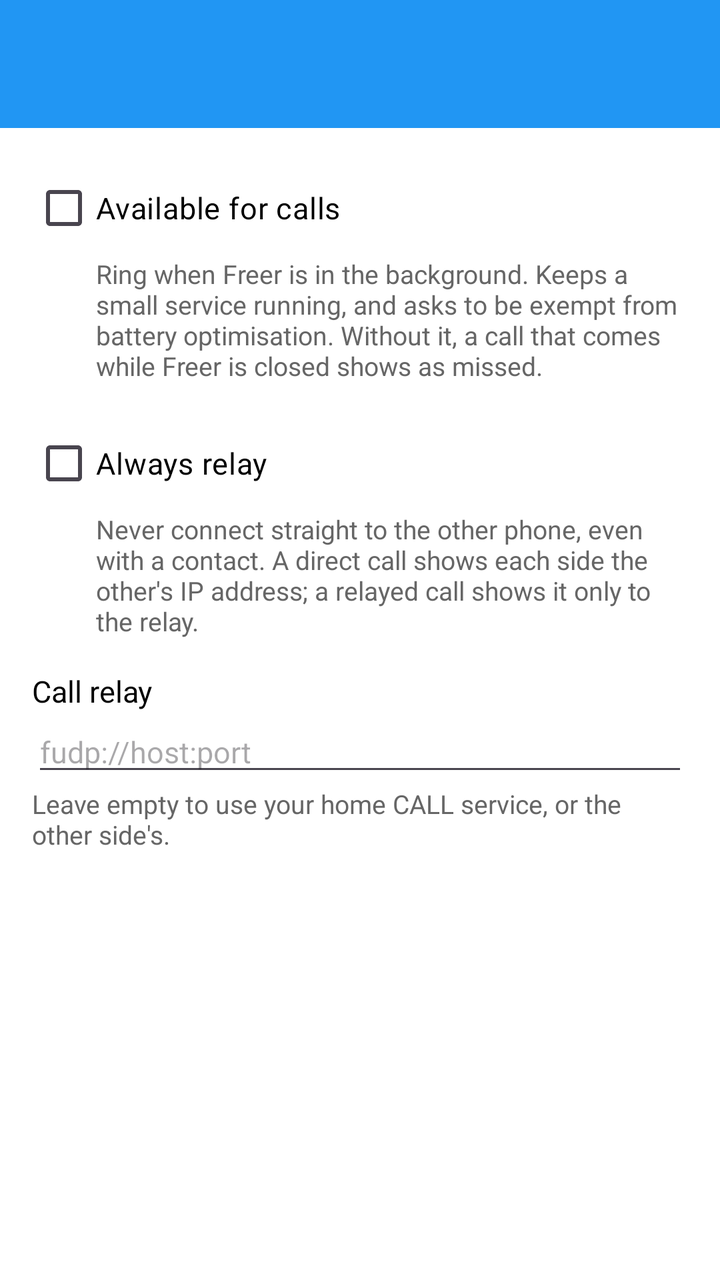
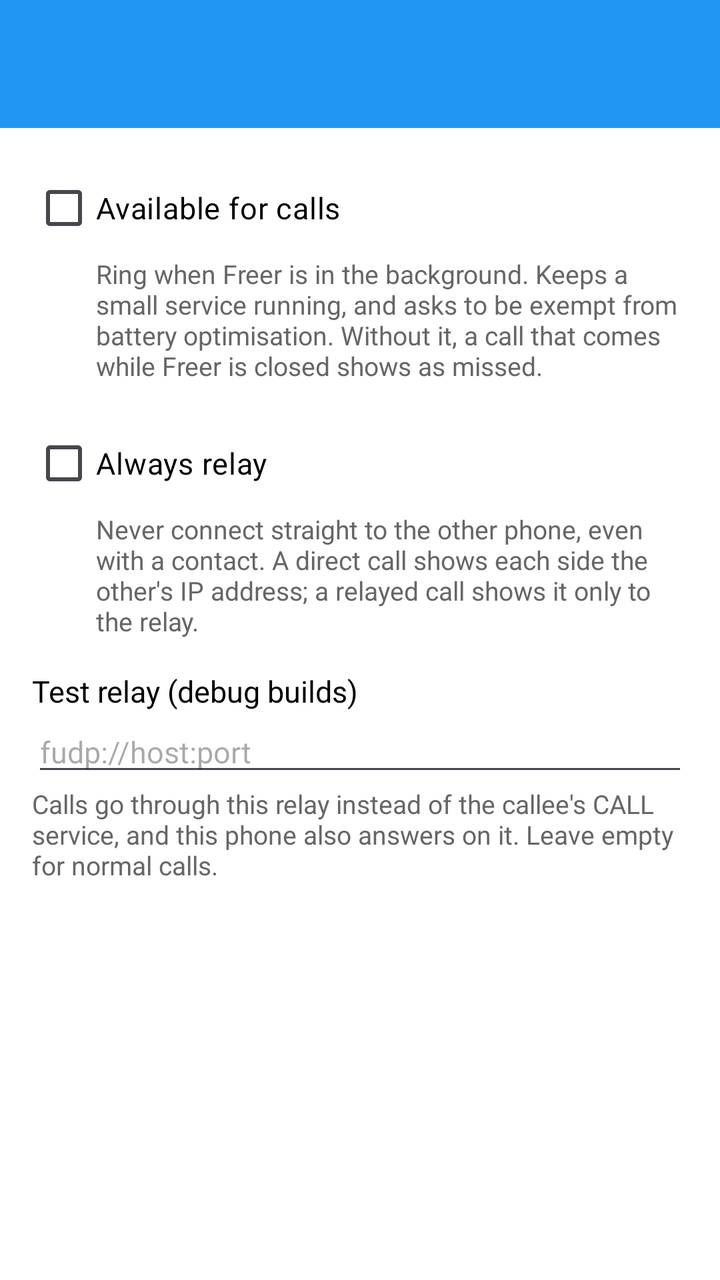

Two renders of the same Android screen: before a commit and after it. Below are the layout's source before the change and the commit's diff.
<!-- AndroidManifest.xml: application theme Theme.Freer -->
<!-- res/layout/activity_call_settings.xml -->
<?xml version="1.0" encoding="utf-8"?>
<LinearLayout xmlns:android="http://schemas.android.com/apk/res/android"
    android:layout_width="match_parent"
    android:layout_height="match_parent"
    android:orientation="vertical">

    <include layout="@layout/common_toolbar" />

    <ScrollView
        android:layout_width="match_parent"
        android:layout_height="0dp"
        android:layout_weight="1"
        android:fillViewport="true">

        <LinearLayout
            android:layout_width="match_parent"
            android:layout_height="wrap_content"
            android:orientation="vertical"
            android:padding="16dp">

            <CheckBox
                android:id="@+id/cbAvailableForCalls"
                android:layout_width="match_parent"
                android:layout_height="wrap_content"
                android:text="@string/call_setting_available"
                android:textColor="@color/text"
                android:textSize="15sp" />

            <TextView
                android:layout_width="match_parent"
                android:layout_height="wrap_content"
                android:layout_marginStart="32dp"
                android:layout_marginBottom="16dp"
                android:text="@string/call_setting_available_hint"
                android:textColor="@color/text_secondary"
                android:textSize="13sp" />

            <CheckBox
                android:id="@+id/cbAlwaysRelay"
                android:layout_width="match_parent"
                android:layout_height="wrap_content"
                android:text="@string/call_setting_always_relay"
                android:textColor="@color/text"
                android:textSize="15sp" />

            <TextView
                android:layout_width="match_parent"
                android:layout_height="wrap_content"
                android:layout_marginStart="32dp"
                android:layout_marginBottom="16dp"
                android:text="@string/call_setting_always_relay_hint"
                android:textColor="@color/text_secondary"
                android:textSize="13sp" />

            <TextView
                android:layout_width="match_parent"
                android:layout_height="wrap_content"
                android:text="@string/call_setting_relay"
                android:textColor="@color/text"
                android:textSize="15sp" />

            <EditText
                android:id="@+id/etCallRelay"
                android:layout_width="match_parent"
                android:layout_height="wrap_content"
                android:hint="@string/call_setting_relay_example"
                android:importantForAutofill="no"
                android:inputType="textUri"
                android:singleLine="true"
                android:textSize="15sp" />

            <TextView
                android:layout_width="match_parent"
                android:layout_height="wrap_content"
                android:text="@string/call_setting_relay_hint"
                android:textColor="@color/text_secondary"
                android:textSize="13sp" />
        </LinearLayout>
    </ScrollView>
</LinearLayout>
<!-- res/layout/common_toolbar.xml (included above) -->
<?xml version="1.0" encoding="utf-8"?>
<androidx.appcompat.widget.Toolbar xmlns:android="http://schemas.android.com/apk/res/android"
    xmlns:app="http://schemas.android.com/apk/res-auto"
    android:id="@+id/toolbar"
    android:layout_width="match_parent"
    android:layout_height="?attr/actionBarSize"
    android:background="@color/accent"
    android:theme="@style/ThemeOverlay.Freer.Toolbar">

    <LinearLayout
        android:id="@+id/toolbar_fid_container"
        android:layout_width="wrap_content"
        android:layout_height="match_parent"
        android:layout_gravity="end"
        android:orientation="horizontal"
        android:gravity="end|center_vertical"
        android:visibility="gone"
        android:clickable="true"
        android:focusable="true"
        android:paddingStart="8dp"
        android:paddingEnd="16dp"
        android:background="?android:attr/selectableItemBackground">

        <TextView
            android:id="@+id/toolbar_fid_text"
            android:layout_width="130dp"
            android:layout_height="wrap_content"
            android:textColor="@color/main_background"
            android:paddingStart="8dp"
            android:paddingEnd="4dp"
            android:textSize="14sp"
            android:maxLines="1"
            android:gravity="end"
            android:ellipsize="middle" />

        <ImageView
            android:id="@+id/toolbar_avatar"
            android:layout_width="42dp"
            android:layout_height="42dp"
            android:background="@color/accent"
            android:scaleType="centerCrop"
            android:contentDescription="@string/avatar" />

    </LinearLayout>

</androidx.appcompat.widget.Toolbar>
<!-- resources referenced by this layout -->
<resources>
  <color name="accent">#2196F3</color>
  <color name="main_background">#F5F5F5</color>
  <color name="text">#000000</color>
  <color name="text_secondary">#666666</color>
  <string name="avatar">Avatar</string>
  <string name="call_setting_always_relay">Always relay</string>
  <string name="call_setting_always_relay_hint">Never connect straight to the other phone, even with a contact. A direct call shows each side the other\'s IP address; a relayed call shows it only to the relay.</string>
  <string name="call_setting_available">Available for calls</string>
  <string name="call_setting_available_hint">Ring when Freer is in the background. Keeps a small service running, and asks to be exempt from battery optimisation. Without it, a call that comes while Freer is closed shows as missed.</string>
  <string name="call_setting_relay">Call relay</string>
  <string name="call_setting_relay_example">fudp://host:port</string>
  <string name="call_setting_relay_hint">Leave empty to use your home CALL service, or the other side\'s.</string>
  <style name="ThemeOverlay.Freer.Toolbar" parent="ThemeOverlay.AppCompat.ActionBar">
          <item name="android:textColorPrimary">@color/main_background</item>
          <item name="android:textColorSecondary">@color/main_background</item>
      </style>
  <style name="Theme.Freer" parent="Base.Theme.Freer" />
  <style name="Base.Theme.Freer" parent="Theme.Material3.DayNight.NoActionBar">
          <item name="colorPrimary">#2196F3</item>
          <item name="colorAccent">#2196F3</item>
          <item name="android:windowBackground">#FFFFFF</item>
          
          <item name="android:windowLayoutInDisplayCutoutMode">shortEdges</item>
          <item name="android:enforceNavigationBarContrast">false</item>
          <item name="android:enforceStatusBarContrast">false</item>
          <item name="android:statusBarColor">@android:color/transparent</item>
          <item name="android:navigationBarColor">@android:color/transparent</item>
          <item name="android:windowLightStatusBar">true</item>
          <item name="android:windowLightNavigationBar">true</item>
      </style>
</resources>

<!-- the commit's change to res/layout/activity_call_settings.xml (unified diff, before → after) -->
@@ -52,6 +52,12 @@
                 android:textColor="@color/text_secondary"
                 android:textSize="13sp" />
 
+            <LinearLayout
+                android:id="@+id/callRelayGroup"
+                android:layout_width="match_parent"
+                android:layout_height="wrap_content"
+                android:orientation="vertical">
+
             <TextView
                 android:layout_width="match_parent"
                 android:layout_height="wrap_content"
@@ -75,6 +81,7 @@
                 android:text="@string/call_setting_relay_hint"
                 android:textColor="@color/text_secondary"
                 android:textSize="13sp" />
+            </LinearLayout>
         </LinearLayout>
     </ScrollView>
 </LinearLayout>
<!-- resource entries referenced after the edit -->
@@ -9,9 +9,9 @@
   <string name="call_setting_always_relay_hint">Never connect straight to the other phone, even with a contact. A direct call shows each side the other\'s IP address; a relayed call shows it only to the relay.</string>
   <string name="call_setting_available">Available for calls</string>
   <string name="call_setting_available_hint">Ring when Freer is in the background. Keeps a small service running, and asks to be exempt from battery optimisation. Without it, a call that comes while Freer is closed shows as missed.</string>
-  <string name="call_setting_relay">Call relay</string>
+  <string name="call_setting_relay">Test relay (debug builds)</string>
   <string name="call_setting_relay_example">fudp://host:port</string>
-  <string name="call_setting_relay_hint">Leave empty to use your home CALL service, or the other side\'s.</string>
+  <string name="call_setting_relay_hint">Calls go through this relay instead of the callee\'s CALL service, and this phone also answers on it. Leave empty for normal calls.</string>
   <style name="ThemeOverlay.Freer.Toolbar" parent="ThemeOverlay.AppCompat.ActionBar">
           <item name="android:textColorPrimary">@color/main_background</item>
           <item name="android:textColorSecondary">@color/main_background</item>
